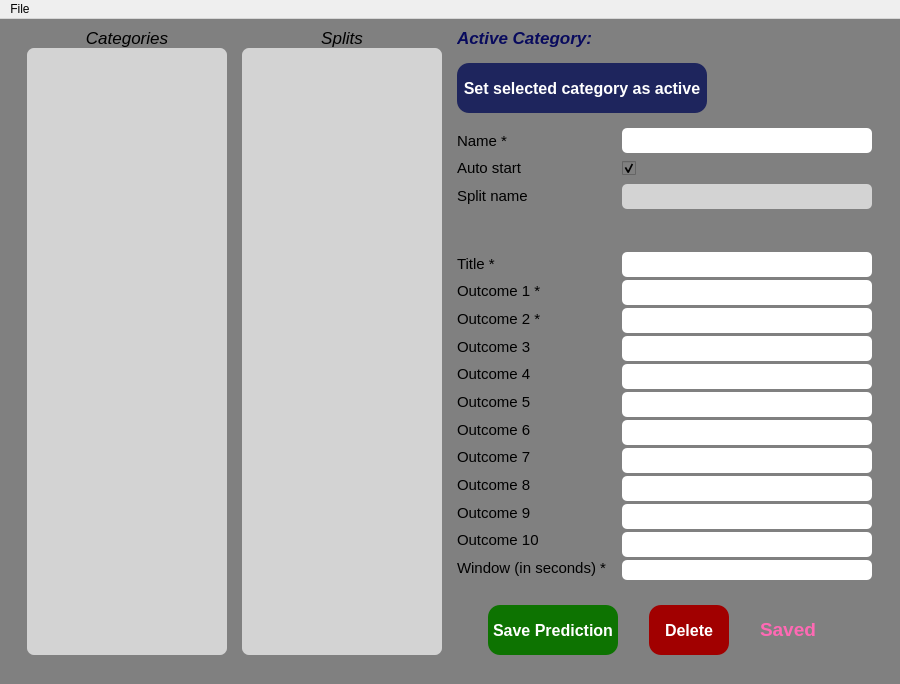
Qt form ui/manager.ui (rayer456/electrobot) before a commit.
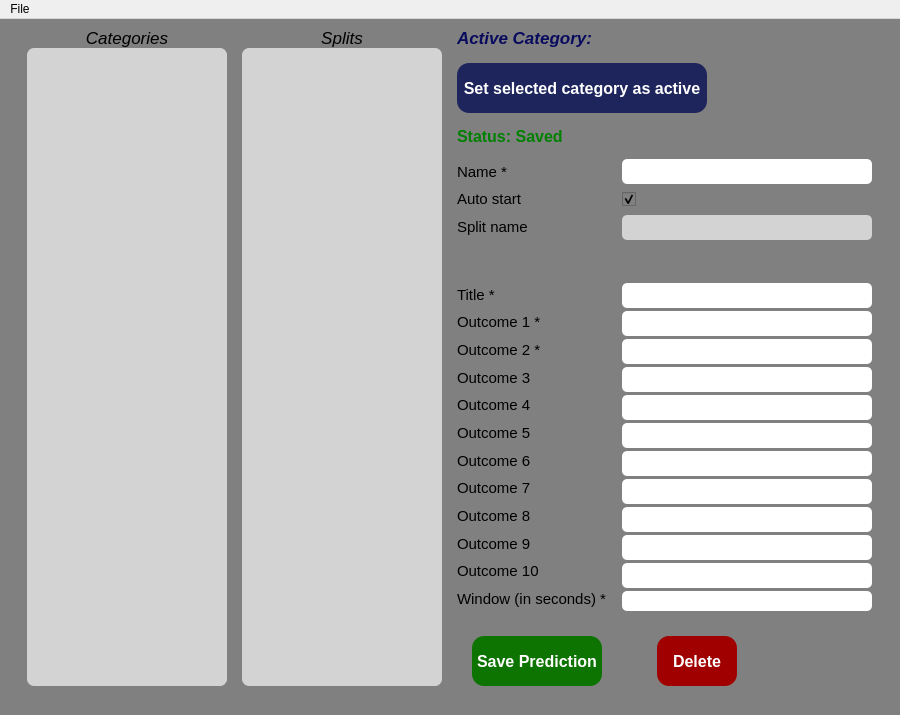
The same form after that commit.

Commit message: added form status, star icons to indicate predictions

```diff
--- a/ui/manager.ui
+++ b/ui/manager.ui
@@ -421,6 +421,31 @@
           </property>
          </widget>
         </item>
+        <item>
+         <widget class="QLabel" name="savedStatus">
+          <property name="maximumSize">
+           <size>
+            <width>16777215</width>
+            <height>16</height>
+           </size>
+          </property>
+          <property name="font">
+           <font>
+            <pointsize>12</pointsize>
+            <bold>true</bold>
+            <underline>false</underline>
+           </font>
+          </property>
+          <property name="styleSheet">
+           <string notr="true">QLabel {
+	color: green;
+}</string>
+          </property>
+          <property name="text">
+           <string>Status: Saved</string>
+          </property>
+         </widget>
+        </item>
         <item>
          <layout class="QHBoxLayout" name="formLayout">
           <property name="leftMargin">
@@ -1244,15 +1269,15 @@
          </layout>
         </item>
         <item>
-         <layout class="QHBoxLayout" name="buttonLayout" stretch="0,0,0">
+         <layout class="QHBoxLayout" name="buttonLayout" stretch="0,0">
           <property name="spacing">
-           <number>0</number>
+           <number>40</number>
           </property>
           <property name="sizeConstraint">
            <enum>QLayout::SetDefaultConstraint</enum>
           </property>
           <property name="rightMargin">
-           <number>0</number>
+           <number>120</number>
           </property>
           <item>
            <widget class="QPushButton" name="saveButton">
@@ -1322,37 +1347,6 @@
             </property>
            </widget>
           </item>
-          <item>
-           <widget class="QLabel" name="savedStatus">
-            <property name="sizePolicy">
-             <sizepolicy hsizetype="Expanding" vsizetype="Fixed">
-              <horstretch>0</horstretch>
-              <verstretch>0</verstretch>
-             </sizepolicy>
-            </property>
-            <property name="maximumSize">
-             <size>
-              <width>80</width>
-              <height>16777215</height>
-             </size>
-            </property>
-            <property name="font">
-             <font>
-              <pointsize>14</pointsize>
-              <bold>true</bold>
-             </font>
-            </property>
-            <property name="styleSheet">
-             <string notr="true">QLabel {
-	color: hotpink;
-	font-weight: bold;
-}</string>
-            </property>
-            <property name="text">
-             <string>Saved</string>
-            </property>
-           </widget>
-          </item>
          </layout>
         </item>
        </layout>
```
The commit also changes 3 other files.
